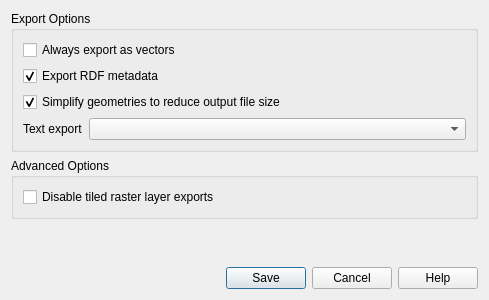
qgis/QGIS, file src/ui/layout/qgspdfexportoptions.ui: the form before one commit.
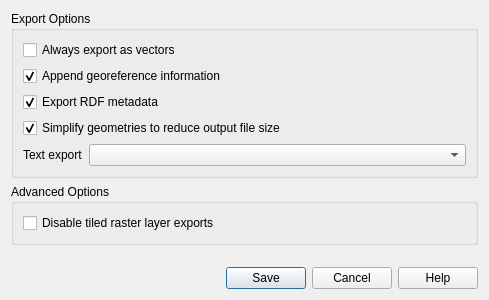
The form after the commit. Custom widgets are drawn as their Qt base class.

Commit message: [needs-docs][layout] Give user explicit option to georeference (or not)  PDF exports

What changed in the file:
```diff
--- a/src/ui/layout/qgspdfexportoptions.ui
+++ b/src/ui/layout/qgspdfexportoptions.ui
@@ -20,7 +20,7 @@
       <string>Export Options</string>
      </property>
      <layout class="QGridLayout" name="gridLayout" columnstretch="0,1">
-      <item row="3" column="1">
+      <item row="4" column="1">
        <widget class="QComboBox" name="mTextRenderFormatComboBox"/>
       </item>
       <item row="0" column="0" colspan="2">
@@ -33,7 +33,7 @@
         </property>
        </widget>
       </item>
-      <item row="3" column="0">
+      <item row="4" column="0">
        <widget class="QLabel" name="label_6">
         <property name="text">
          <string>Text export</string>
@@ -41,6 +41,16 @@
        </widget>
       </item>
       <item row="1" column="0" colspan="2">
+       <widget class="QCheckBox" name="mAppendGeoreferenceCheckbox">
+        <property name="text">
+         <string>Append georeference information</string>
+        </property>
+        <property name="checked">
+         <bool>true</bool>
+        </property>
+       </widget>
+      </item>
+      <item row="2" column="0" colspan="2">
        <widget class="QCheckBox" name="mIncludeMetadataCheckbox">
         <property name="text">
          <string>Export RDF metadata</string>
@@ -50,7 +60,7 @@
         </property>
        </widget>
       </item>
-      <item row="2" column="0" colspan="2">
+      <item row="3" column="0" colspan="2">
        <widget class="QCheckBox" name="mSimplifyGeometriesCheckbox">
         <property name="text">
          <string>Simplify geometries to reduce output file size</string>
```
The commit also changes 4 other files.
